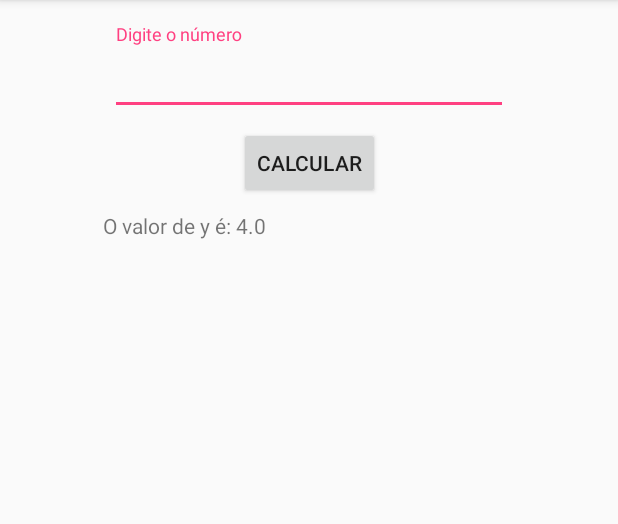
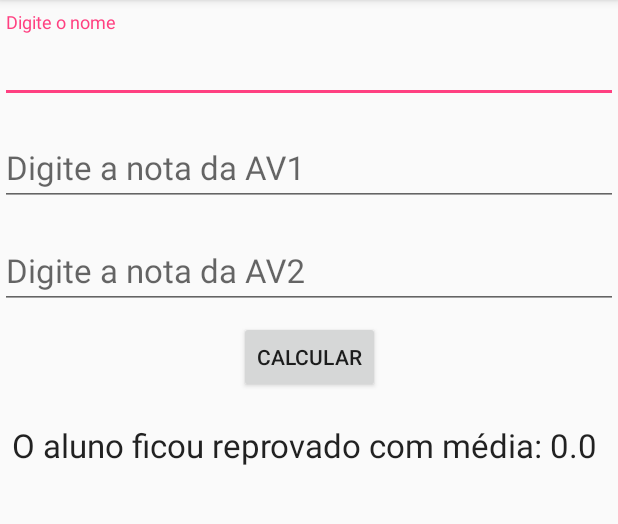
Before and after one commit to Rosahanne/Unama, an Android app: the screen it shows after launch (CalcValorY before the commit, CalcMedia after it), after a tap on "CALCULAR", on a phone screen of 412 x 824 dp, the part 84-608 px from its top. Run offline under Robolectric (Android 15) with nearby library versions, the phone set to English and light mode, and no system bars; 2 statements that could not run were skipped.

Commit message:
UnamaExercicios
Signed-off-by: RosaHanne <emanuelle.rh@gmail.com>

```diff
--- a/app/src/main/AndroidManifest.xml
+++ b/app/src/main/AndroidManifest.xml
@@ -21,9 +21,11 @@
         <activity android:name=".GastoViagem" />
         <activity android:name=".GastoViagem2" />
         <activity android:name=".CalcPesoPlaneta" />
-        <activity android:name=".CalcValorY">
+        <activity android:name=".CalcValorY" />
+        <activity android:name=".CalcMedia">
             <intent-filter>
                 <action android:name="android.intent.action.MAIN" />
+
                 <category android:name="android.intent.category.LAUNCHER" />
             </intent-filter>
         </activity>
--- /dev/null
+++ b/app/src/main/java/com/example/a26144859/appexemplo/CalcMedia.java
@@ -0,0 +1,52 @@
+package com.example.a26144859.appexemplo;
+
+import android.os.Bundle;
+import android.support.v7.app.AppCompatActivity;
+import android.view.View;
+import android.widget.Button;
+import android.widget.EditText;
+import android.widget.TextView;
+
+public class CalcMedia extends AppCompatActivity {
+
+    private EditText nomeAluno;
+    private EditText nota1;
+    private EditText nota2;
+    private Button btn_calcDesempenho;
+    private TextView desempenho;
+
+    @Override
+    protected void onCreate(Bundle savedInstanceState) {
+        super.onCreate(savedInstanceState);
+        setContentView(R.layout.activity_calc_media);
+
+        nomeAluno = findViewById(R.id.n_aluno);
+        nota1 = findViewById(R.id.n1);
+        nota2 =  findViewById(R.id.n2);
+        btn_calcDesempenho = findViewById(R.id.b_calc);
+        desempenho = findViewById(R.id.desempAluno);
+
+        btn_calcDesempenho.setOnClickListener(new View.OnClickListener() {
+            @Override
+            public void onClick(View view) {
+                double av1 = Double.parseDouble(nota1.getText().toString());
+                double av2 = Double.parseDouble(nota2.getText().toString());
+                double media;
+
+                media = (av1 + av2)/2;
+
+                if (media >= 7) {
+                    String resultado = "O aluno foi aprovado com média: " + media;
+                    desempenho.setText(resultado);
+                }else if (media >= 4){
+                    String resultado = "O aluno deverá fazer prova final, sua média foi: " + media;
+                    desempenho.setText(resultado);
+                }else{
+                    String resultado = "O aluno ficou reprovado com média: " + media;
+                    desempenho.setText(resultado);
+                }
+
+            }
+        });
+    }
+}
--- /dev/null
+++ b/app/src/main/res/layout/activity_calc_media.xml
@@ -0,0 +1,97 @@
+<?xml version="1.0" encoding="utf-8"?>
+<android.support.constraint.ConstraintLayout xmlns:android="http://schemas.android.com/apk/res/android"
+    xmlns:app="http://schemas.android.com/apk/res-auto"
+    xmlns:tools="http://schemas.android.com/tools"
+    android:layout_width="match_parent"
+    android:layout_height="match_parent"
+    tools:context=".CalcMedia">
+
+    <android.support.design.widget.TextInputLayout
+        android:id="@+id/textInputLayout10"
+        android:layout_width="0dp"
+        android:layout_height="wrap_content"
+        android:layout_marginTop="8dp"
+        android:hint="@string/nomeAluno"
+        app:layout_constraintEnd_toEndOf="parent"
+        app:layout_constraintHorizontal_bias="0.504"
+        app:layout_constraintStart_toStartOf="parent"
+        app:layout_constraintTop_toTopOf="parent">
+
+        <android.support.design.widget.TextInputEditText
+            android:id="@+id/n_aluno"
+            android:layout_width="match_parent"
+            android:layout_height="wrap_content"
+            android:textAppearance="@style/TextAppearance.AppCompat.Large"
+            android:visibility="visible" />
+    </android.support.design.widget.TextInputLayout>
+
+    <android.support.design.widget.TextInputLayout
+        android:id="@+id/textInputLayout8"
+        android:layout_width="0dp"
+        android:layout_height="wrap_content"
+        android:layout_marginTop="8dp"
+        android:hint="@string/av1"
+        app:layout_constraintEnd_toEndOf="parent"
+        app:layout_constraintHorizontal_bias="0.556"
+        app:layout_constraintStart_toStartOf="parent"
+        app:layout_constraintTop_toBottomOf="@+id/textInputLayout10">
+
+        <android.support.design.widget.TextInputEditText
+            android:id="@+id/n1"
+            android:layout_width="match_parent"
+            android:layout_height="wrap_content"
+            android:textAppearance="@style/TextAppearance.AppCompat.Large"
+            android:visibility="visible" />
+    </android.support.design.widget.TextInputLayout>
+
+    <android.support.design.widget.TextInputLayout
+        android:id="@+id/textInputLayout9"
+        android:layout_width="0dp"
+        android:layout_height="wrap_content"
+        android:layout_marginTop="8dp"
+        android:hint="@string/av2"
+        app:layout_constraintEnd_toEndOf="parent"
+        app:layout_constraintStart_toStartOf="parent"
+        app:layout_constraintTop_toBottomOf="@+id/textInputLayout8">
+
+        <android.support.design.widget.TextInputEditText
+            android:id="@+id/n2"
+            android:layout_width="match_parent"
+            android:layout_height="wrap_content"
+            android:textAppearance="@style/TextAppearance.AppCompat.Large"
+            android:visibility="visible" />
+    </android.support.design.widget.TextInputLayout>
+
+    <Button
+        android:id="@+id/b_calc"
+        android:layout_width="wrap_content"
+        android:layout_height="wrap_content"
+        android:layout_marginStart="8dp"
+        android:layout_marginLeft="8dp"
+        android:layout_marginTop="8dp"
+        android:layout_marginEnd="8dp"
+        android:layout_marginRight="8dp"
+        android:text="Calcular"
+        app:layout_constraintEnd_toEndOf="parent"
+        app:layout_constraintStart_toStartOf="parent"
+        app:layout_constraintTop_toBottomOf="@+id/textInputLayout9" />
+
+    <TextView
+        android:id="@+id/desempAluno"
+        android:layout_width="0dp"
+        android:layout_height="wrap_content"
+        android:layout_marginStart="8dp"
+        android:layout_marginLeft="8dp"
+        android:layout_marginTop="8dp"
+        android:layout_marginEnd="8dp"
+        android:layout_marginRight="8dp"
+        android:layout_marginBottom="8dp"
+        android:textAppearance="@style/TextAppearance.AppCompat.Large"
+        app:layout_constraintBottom_toBottomOf="parent"
+        app:layout_constraintEnd_toEndOf="parent"
+        app:layout_constraintHorizontal_bias="1.0"
+        app:layout_constraintStart_toStartOf="parent"
+        app:layout_constraintTop_toBottomOf="@+id/b_calc"
+        app:layout_constraintVertical_bias="0.026" />
+
+</android.support.constraint.ConstraintLayout>
--- a/app/src/main/res/values/strings.xml
+++ b/app/src/main/res/values/strings.xml
@@ -21,7 +21,9 @@
     <string name="btn_calcPesoPlaneta">calcPesoPlaneta</string>
     <string name="p_naterra">Digite o seu peso na terra</string>
     <string name="numX">Digite o número</string>
-
+    <string name="nomeAluno">Digite o nome</string>
+    <string name="av1">Digite a nota da AV1</string>
+    <string name="av2">Digite a nota da AV2</string>
 
 
 </resources>
```
